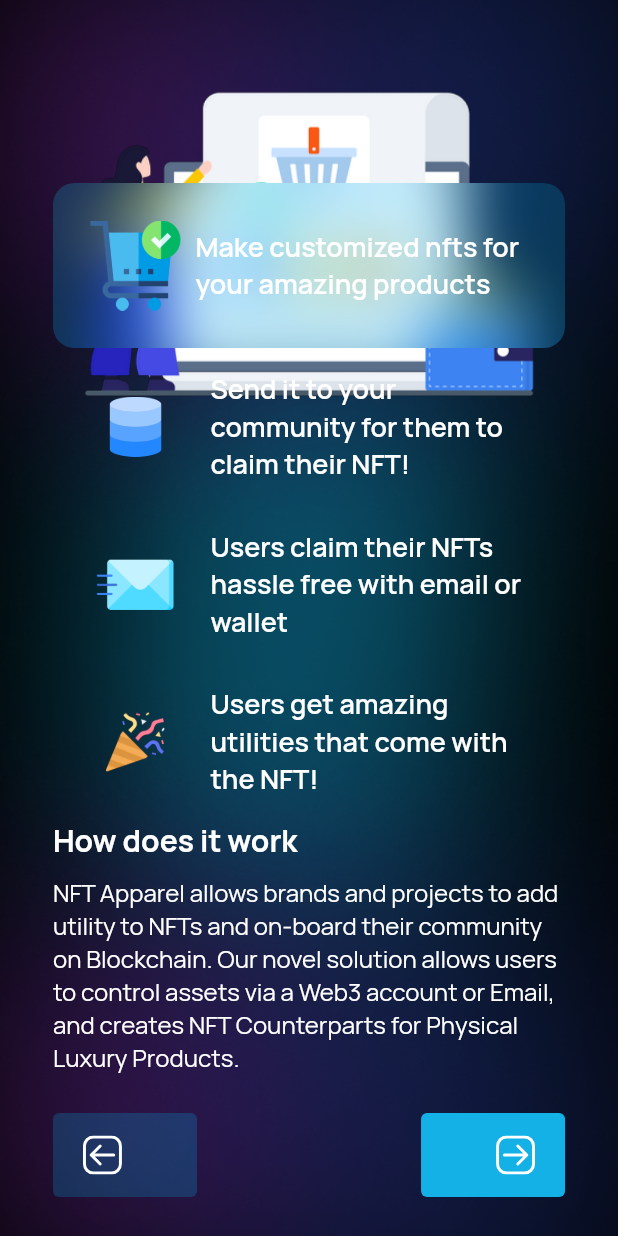
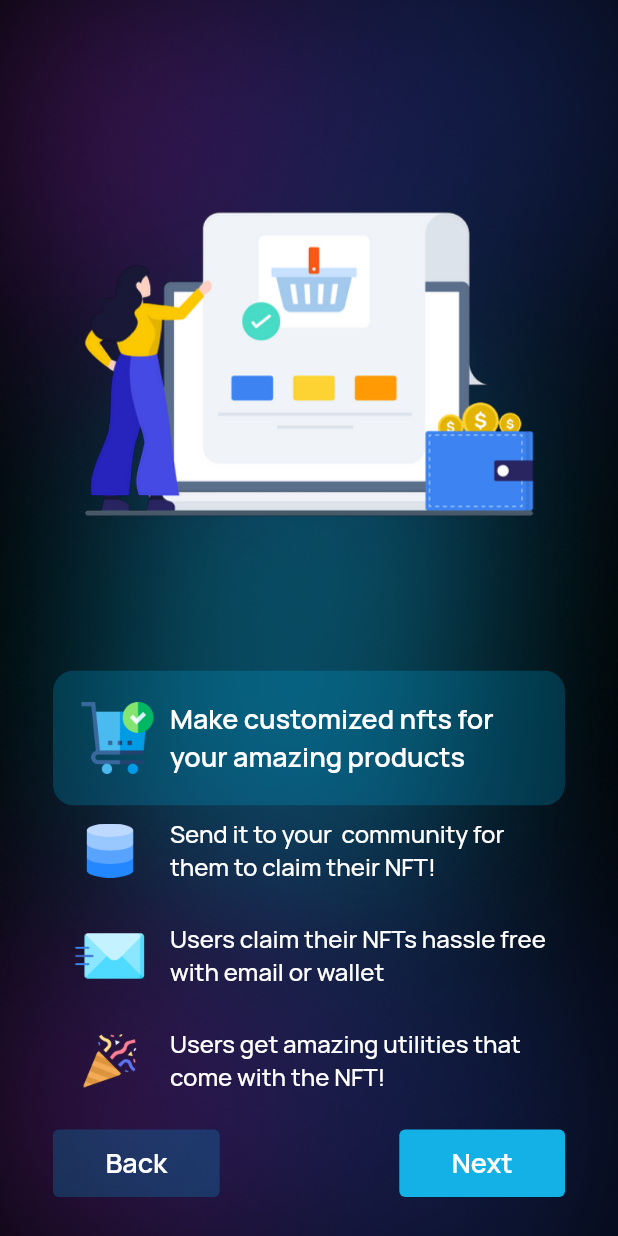
Before and after one commit to incepthink/hashCase-mobile-app, a Flutter app: the OnboardingPage3 screen opened directly, on a phone screen of 412 x 824 dp. Run offline on Flutter 3.47's test engine with Material 2 defaults, Android fonts, the phone set to English and light mode, and no system bars; our stand-ins replace cached_network_image, device_preview, flutter_secure_storage, flutter_svg, hive, hive_flutter and 1 more; missing offline and left inert: walletconnect_dart, web3dart; accounts and stored records are empty.

```diff
--- a/lib/HiveDB/NFT/NFT.dart
+++ b/lib/HiveDB/NFT/NFT.dart
@@ -57,6 +57,7 @@ class NFT extends HiveObject {
       updatedAt: DateTime.parse('2000-01-01 00:00:01'),
       userID: -1,
       createdAt: DateTime.parse('2000-01-01 00:00:01'),
+      number: -1,
     );
   }
 
--- a/lib/main.dart
+++ b/lib/main.dart
@@ -16,6 +16,8 @@ import 'HiveDB/UserData/UserData.dart';
 
 Future<void> main() async {
   await Hive.initFlutter();
+  // Hive.deleteFromDisk();
+  // Hive.deleteBoxFromDisk('globalBox');
   Hive.registerAdapter(UserDataAdapter());
   Hive.registerAdapter(NFTAdapter());
   Hive.registerAdapter(CatalogueAdapter());
--- a/lib/pages/Landing/gallery/widgets/catalogue_card.dart
+++ b/lib/pages/Landing/gallery/widgets/catalogue_card.dart
@@ -79,9 +79,11 @@ class CatalogueCard extends StatelessWidget {
                             backgroundColor: Colors.transparent,
                             builder: (BuildContext context) {
                               return ProductInfoBuilder(
+                                onPop: Navigator.of(context).pop,
                                 title: hcNFT.name,
                                 imageUrl: hcNFT.image,
-                                description: hcNFT.toString(),
+                                description: hcNFT.description,
+                                boldText: 'ID: ${hcNFT.id}',
                               );
                             },
                           );
--- a/lib/pages/Onboarding/onboarding3.dart
+++ b/lib/pages/Onboarding/onboarding3.dart
@@ -19,14 +19,12 @@ class OnboardingPage3 extends StatefulWidget {
 
 class _OnboardingPage3State extends State<OnboardingPage3> {
   late Timer timer;
-  late double _fromY;
-  int x = 0;
+  double _fromY = 140;
+  double initialHeight = 140;
   final _animationDuration = const Duration(milliseconds: 3000);
   @override
   void initState() {
     super.initState();
-    final screenHeight = window.physicalSize.height / window.devicePixelRatio;
-    _fromY = min(60, screenHeight * 0.15);
     startTimer();
   }
 
@@ -34,7 +32,8 @@ class _OnboardingPage3State extends State<OnboardingPage3> {
     int x = 0;
     timer = Timer.periodic(_animationDuration, (tick) {
       setState(() {
-        _fromY = [_fromY - 10, _fromY + 10][x];
+        _fromY = [initialHeight - 10, initialHeight + 10][x];
+        print('fromY = $_fromY');
       });
       x = 1 - x;
     });
@@ -49,6 +48,7 @@ class _OnboardingPage3State extends State<OnboardingPage3> {
   @override
   Widget build(BuildContext context) {
     final size = MediaQuery.of(context).size;
+    initialHeight = min(140, size.height * 0.15);
     return Scaffold(
       backgroundColor: Colors.black,
       body: SafeArea(
@@ -101,7 +101,7 @@ class _OnboardingPage3State extends State<OnboardingPage3> {
               width: size.width * 0.95,
               bottom: 10,
               child: Padding(
-                padding: const EdgeInsets.fromLTRB(25, 30, 25, 0),
+                padding: const EdgeInsets.symmetric(horizontal: 25),
                 child: Column(
                   crossAxisAlignment: CrossAxisAlignment.center,
                   children: [
@@ -113,21 +113,20 @@ class _OnboardingPage3State extends State<OnboardingPage3> {
                         filter: ImageFilter.blur(sigmaX: 20.0, sigmaY: 20.0),
                         child: Container(
                           padding: const EdgeInsets.symmetric(
-                                horizontal: 15, vertical: 25),
+                              horizontal: 8, vertical: 20),
                           decoration: const BoxDecoration(
                             color: Color(0x3300C2FF),
                             borderRadius: BorderRadius.all(
-                                Radius.circular(14),
+                              Radius.circular(13),
                             ),
                           ),
                           child: Row(
                             children: [
                               ConstrainedBox(
-                                  constraints:
-                                      const BoxConstraints(minWidth: 80),
+                                constraints: const BoxConstraints(minWidth: 70),
                                 child: Image.asset(
                                   'assets/images/cart.png',
-                                    height: 60,
+                                  height: 48,
                                 ),
                               ),
                               const Expanded(
@@ -138,102 +137,24 @@ class _OnboardingPage3State extends State<OnboardingPage3> {
                               )
                             ],
                           ),
-                          )),
-                    ),
-                    Padding(
-                      padding: const EdgeInsets.all(15),
-                      child: Row(
-                        children: [
-                          ConstrainedBox(
-                            constraints: const BoxConstraints(minWidth: 80),
-                            child: Image.asset(
-                              'assets/images/database.png',
-                              height: 40,
                         ),
                       ),
-                          const SizedBox(
-                            width: 10,
                     ),
-                          const Expanded(
-                            child: Text(
-                              'Send it to your  community for them to claim their NFT!',
-                              style: kTextStyleH2,
+                    ListView.separated(
+                      shrinkWrap: true,
+                      itemBuilder: (context, index) => DescriptionCard(
+                        description: Description.descriptions[index],
                       ),
-                          )
-                        ],
+                      separatorBuilder: (context, index) =>
+                          const SizedBox(height: 10),
+                      itemCount: 3,
                     ),
-                    ),
-                    Padding(
-                      padding: const EdgeInsets.all(15),
-                      child: Row(
-                        children: [
-                          ConstrainedBox(
-                            constraints: const BoxConstraints(minWidth: 80),
-                            child: Image.asset(
-                              'assets/images/email.png',
-                              height: 40,
-                            ),
-                          ),
-                          const SizedBox(
-                            width: 10,
-                          ),
-                          const Expanded(
-                            child: Text(
-                              'Users claim their NFTs hassle free with email or wallet',
-                              style: kTextStyleH2,
-                            ),
-                          )
-                        ],
-                      ),
-                    ),
-                    Padding(
-                      padding: const EdgeInsets.all(15),
-                      child: Row(
-                        children: [
-                          ConstrainedBox(
-                            constraints: const BoxConstraints(minWidth: 80),
-                            child: Image.asset(
-                              'assets/images/confetti.png',
-                              height: 40,
-                            ),
-                          ),
-                          const SizedBox(
-                            width: 10,
-                          ),
-                          const Expanded(
-                            child: Text(
-                              'Users get amazing utilities that come with the NFT!',
-                              style: kTextStyleH2,
-                            ),
-                          )
-                        ],
-                      ),
-                    ),
-                    Row(
-                      children: [
-                        const Text(
-                          'How does it work',
-                          style: kTextStyleH1,
-                        ),
-                      ],
-                    ),
-                    const SizedBox(height: 10),
-                    const Text(
-                      ktextOnboarding3,
-                      style: kTextStyleBody,
-                    ),
-                    const SizedBox(height: 10),
                     Row(
                       mainAxisAlignment: MainAxisAlignment.spaceBetween,
                       children: [
-                        Hero(
-                          tag: 'second',
-                          child: Material(
-                            color: Colors.transparent,
-                            child: Container(
-                              margin: const EdgeInsets.symmetric(vertical: 16),
-                              padding:
-                                  const EdgeInsets.fromLTRB(20, 15, 50, 15),
+                        Container(
+                          padding: const EdgeInsets.symmetric(
+                              horizontal: 35, vertical: 10),
                           decoration: const BoxDecoration(
                             color: Color(0x3300C2FF),
                             borderRadius: BorderRadius.all(
@@ -250,22 +171,17 @@ class _OnboardingPage3State extends State<OnboardingPage3> {
                                     RouteType.LEFT_TO_RIGHT,
                                     const Duration(milliseconds: 700)),
                               ),
-                                  child: SvgPicture.asset(
-                                    'assets/icons/arrow_left_round.svg',
+                              child: const Text(
+                                'Back',
+                                style: kTextStyleH2,
                               ),
                             ),
                           ),
                         ),
-                          ),
-                        ),
-                        Hero(
-                          tag: 'third',
-                          child: Material(
-                            color: Colors.transparent,
-                            child: Container(
+                        Container(
                           margin: const EdgeInsets.symmetric(vertical: 16),
-                              padding:
-                                  const EdgeInsets.fromLTRB(50, 15, 20, 15),
+                          padding: const EdgeInsets.symmetric(
+                              horizontal: 35, vertical: 10),
                           decoration: const BoxDecoration(
                             color: kColorCta,
                             borderRadius: BorderRadius.all(
@@ -282,10 +198,9 @@ class _OnboardingPage3State extends State<OnboardingPage3> {
                                     RouteType.RIGHT_TO_LEFT,
                                     const Duration(milliseconds: 700)),
                               ),
-                                  child: SvgPicture.asset(
-                                    'assets/icons/arrow_right_round.svg',
-                                  ),
-                                ),
+                              child: const Text(
+                                'Next',
+                                style: kTextStyleH2,
                               ),
                             ),
                           ),
@@ -302,3 +217,62 @@ class _OnboardingPage3State extends State<OnboardingPage3> {
     );
   }
 }
+
+class DescriptionCard extends StatelessWidget {
+  const DescriptionCard({
+    required this.description,
+    Key? key,
+  }) : super(key: key);
+  final Description description;
+  @override
+  Widget build(BuildContext context) {
+    return Padding(
+      padding: const EdgeInsets.all(8),
+      child: Row(
+        children: [
+          ConstrainedBox(
+            constraints: const BoxConstraints(minWidth: 60),
+            child: Image.asset(
+              description.imagePath,
+              height: 36,
+            ),
+          ),
+          const SizedBox(
+            width: 10,
+          ),
+          Expanded(
+            child: Text(
+              description.text,
+              style: kTextStyleBody.copyWith(
+                fontWeight: FontWeight.w500,
+              ),
+            ),
+          )
+        ],
+      ),
+    );
+  }
+}
+
+class Description {
+  String text;
+  String imagePath;
+  Description({
+    required this.text,
+    required this.imagePath,
+  });
+  static List<Description> descriptions = [
+    Description(
+      text: "Send it to your  community for them to claim their NFT!",
+      imagePath: 'assets/images/database.png',
+    ),
+    Description(
+      text: "Users claim their NFTs hassle free with email or wallet",
+      imagePath: 'assets/images/email.png',
+    ),
+    Description(
+      text: "Users get amazing utilities that come with the NFT!",
+      imagePath: 'assets/images/confetti.png',
+    )
+  ];
+}
--- a/lib/pages/login/login.dart
+++ b/lib/pages/login/login.dart
@@ -132,7 +132,7 @@ class _LoginPageState extends State<LoginPage> {
                             padding: const EdgeInsets.symmetric(
                                 vertical: 20, horizontal: 20),
                             width: double.infinity,
-                            height: MediaQuery.of(context).size.height * 0.55,
+                            // height: MediaQuery.of(context).size.height * 0.55,
                             decoration: const BoxDecoration(
                               color: Color(0x3300C2FF),
                               borderRadius: BorderRadius.only(
```
Also changed, not shown: lib/GlobalWidgets/product_info.dart (+20 -5 lines), lib/HiveDB/NFT/Merchandise.dart (+7 -2 lines), lib/pages/Landing/my_nft/widgets/nft_card.dart (+5 -2 lines), lib/pages/Landing/profile/profile.dart (+7 -7 lines), lib/pages/Onboarding/Onboarding1.dart (+8 -12 lines), lib/pages/Onboarding/Onboarding2.dart (+19 -26 lines), lib/services/api.dart (+64 -6 lines). Lines whose indentation alone changed are shown as unchanged.
